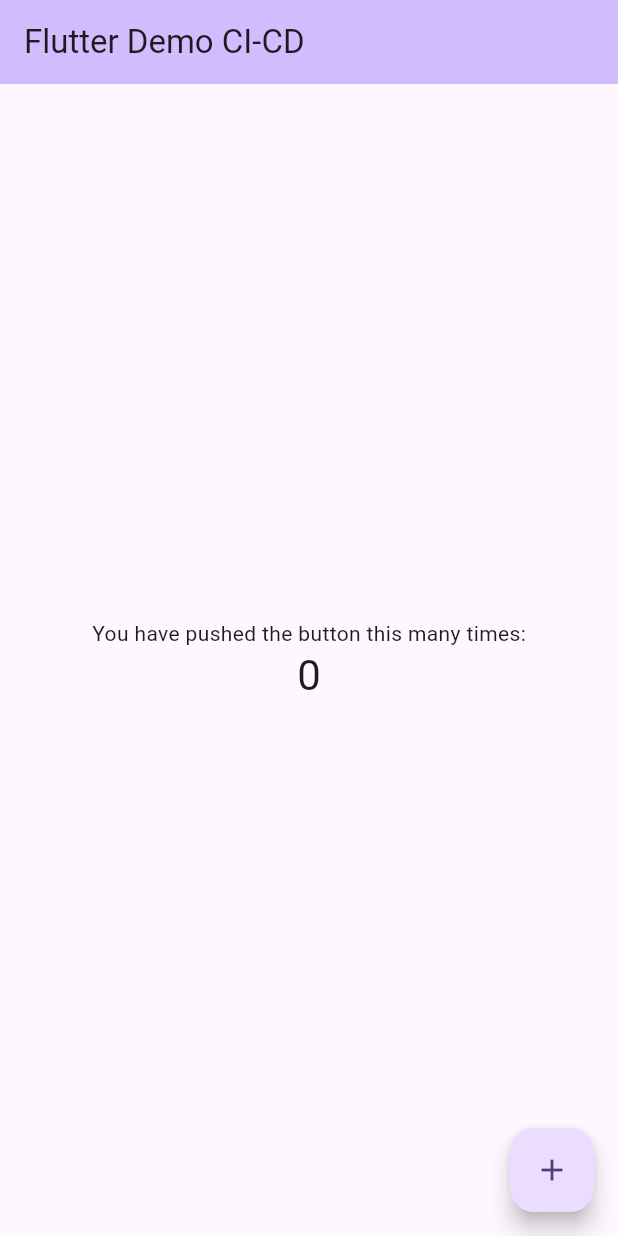
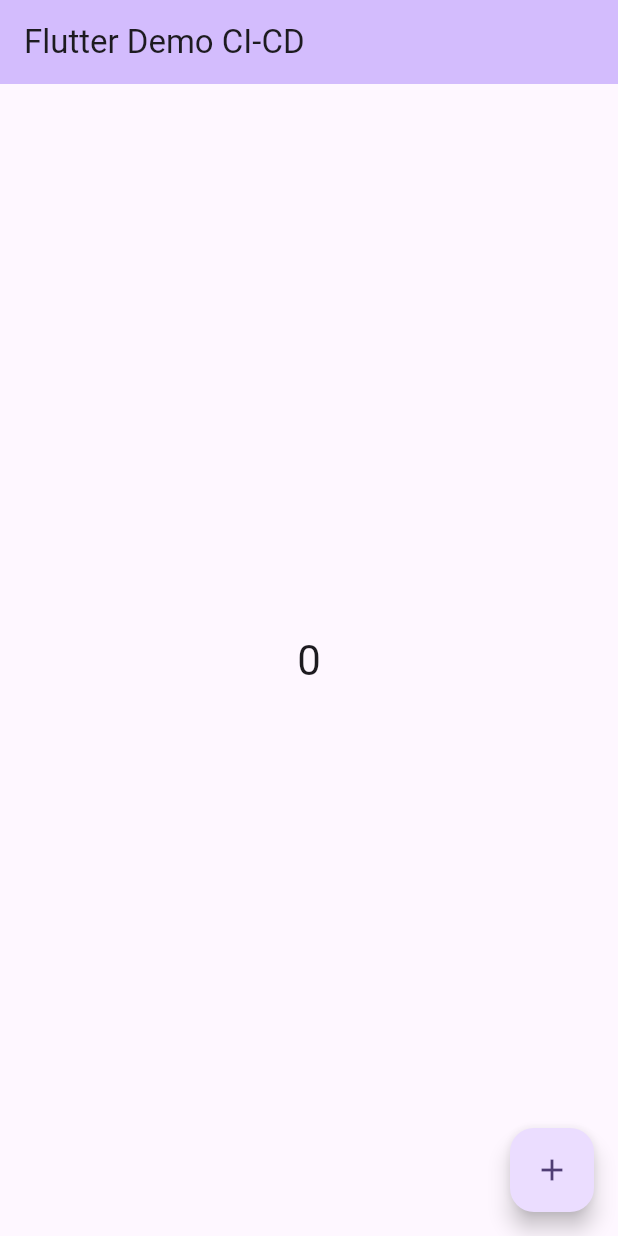
Before and after one commit to TNNam1408/CI_CD_Fastlane, a Flutter app: the screen it shows after launch, on a phone screen of 412 x 824 dp. Run offline on Flutter 3.47's test engine with Material 3 defaults, Android fonts, the phone set to English and light mode, and no system bars.

Commit message:
Delete text.

```diff
--- a/lib/main.dart
+++ b/lib/main.dart
@@ -49,9 +49,6 @@
         child: Column(
           mainAxisAlignment: MainAxisAlignment.center,
           children: <Widget>[
-            const Text(
-              'You have pushed the button this many times:',
-            ),
             Text(
               '$_counter',
               style: Theme.of(context).textTheme.headlineMedium,
```
